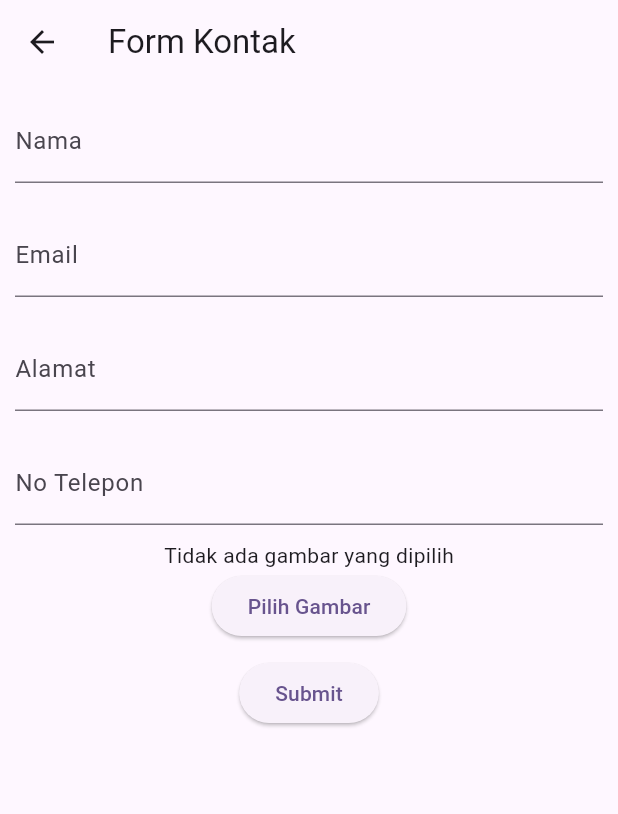
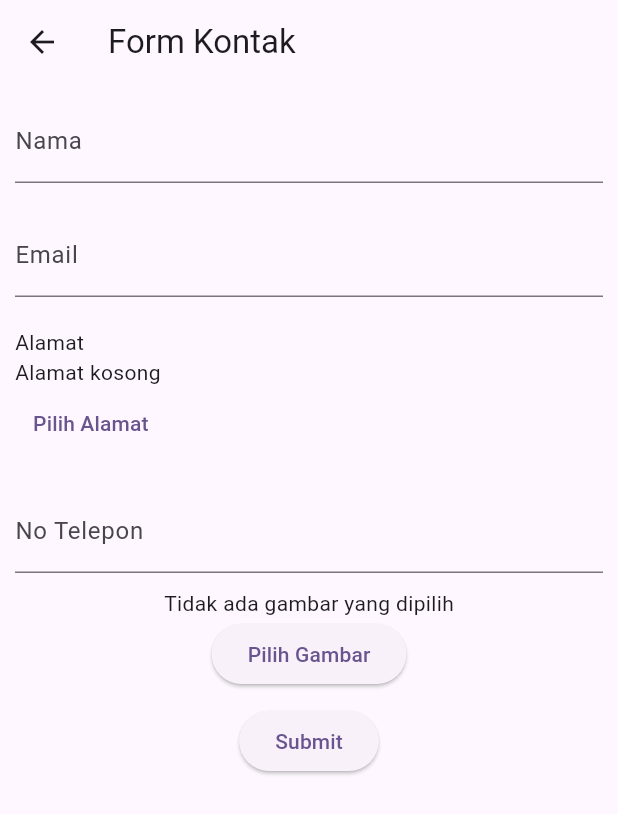
Before and after one commit to Aisyahaf/Kontakform_061, a Flutter app: the FormKontak screen opened directly, on a phone screen of 412 x 824 dp. Shown: the top 814 px of the screen. Run offline on Flutter 3.47's test engine with Material 3 defaults, Android fonts, the light colour scheme and no system bars; our stand-ins replace geocoding, geolocator, google_maps_flutter, image_picker; network calls fail.

Commit message:
Change alamat controller

```diff
--- a/lib/controller/kontak_controller.dart
+++ b/lib/controller/kontak_controller.dart
@@ -54,7 +54,6 @@ class KontakController {
             peopleData.map((json) => Kontak.fromMap(json)).toList();
       return people;
     }catch(e){
-      // ignore: avoid_print
       print(e);
       throw Exception('Failed to get people');
     }
--- a/lib/widget/kontak_form.dart
+++ b/lib/widget/kontak_form.dart
@@ -5,6 +5,7 @@ import 'package:image_picker/image_picker.dart';
 import 'package:project3_kontakform/controller/kontak_controller.dart';
 import 'package:project3_kontakform/model/kontak.dart';
 import 'package:project3_kontakform/screen/home_view.dart';
+import 'package:project3_kontakform/screen/map_screen.dart';
 
 class FormKontak extends StatefulWidget {
   const FormKontak({super.key});
@@ -14,16 +15,15 @@ class FormKontak extends StatefulWidget {
 }
 
 class _FormKontakState extends State<FormKontak> {
-
   final kontakController = KontakController();
   final _formKey = GlobalKey<FormState>();
   final _namaController = TextEditingController();
   final _emailController = TextEditingController();
-  final _alamatController = TextEditingController();
   final _noteleponController = TextEditingController();
 
   File? _image;
   final _imagePicker = ImagePicker();
+  String? _alamat;
 
   Future<void> getImage() async {
     final XFile? pickedFile =
@@ -42,9 +42,7 @@ class _FormKontakState extends State<FormKontak> {
   @override
   Widget build(BuildContext context) {
     return Scaffold(
-      appBar: AppBar(
-        title: const Text("Form Kontak")
-      ),
+      appBar: AppBar(title: const Text("Form Kontak")),
       body: Form(
           key: _formKey,
           child: SingleChildScrollView(
@@ -67,11 +65,52 @@ class _FormKontakState extends State<FormKontak> {
                   ),
                 ),
                 Container(
-                  margin: const EdgeInsets.all(10),
-                  child: TextFormField(
-                    decoration: const InputDecoration(
-                        labelText: "Alamat", hintText: "Masukkan Alamat"),
-                    controller: _alamatController,
+                  width: double.infinity,
+                  padding: const EdgeInsets.all(10),
+                  child: Column(
+                    crossAxisAlignment: CrossAxisAlignment.start,
+                    children: [
+                      const Text("Alamat"),
+                      _alamat == null
+                          ? const SizedBox(
+                              width: double.infinity,
+                              child: Text('Alamat kosong'))
+                          : Text('$_alamat'),
+                      _alamat == null
+                          ? TextButton(
+                              onPressed: () async {
+                                Navigator.push(
+                                  context,
+                                  MaterialPageRoute(
+                                    builder: (context) => MapScreen(
+                                        onLocationSelected: (selectedAddress) {
+                                      setState(() {
+                                        _alamat = selectedAddress;
+                                      });
+                                    }),
+                                  ),
+                                );
+                              },
+                              child: const Text('Pilih Alamat'),
+                            )
+                          : TextButton(
+                              onPressed: () async {
+                                Navigator.push(
+                                  context,
+                                  MaterialPageRoute(
+                                    builder: (context) => MapScreen(
+                                        onLocationSelected: (selectedAddress) {
+                                      setState(() {
+                                        _alamat = selectedAddress;
+                                      });
+                                    }),
+                                  ),
+                                );
+                                setState(() {});
+                              },
+                              child: const Text('Ubah Alamat'),
+                            ),
+                    ],
                   ),
                 ),
                 Container(
@@ -100,7 +139,7 @@ class _FormKontakState extends State<FormKontak> {
                               Kontak(
                                   nama: _namaController.text,
                                   email: _emailController.text,
-                                  alamat: _alamatController.text,
+                                  alamat: _alamat ?? '',
                                   telepon: _noteleponController.text,
                                   foto: _image!.path),
                               _image);
@@ -110,7 +149,6 @@ class _FormKontakState extends State<FormKontak> {
                           );
 
                           Navigator.pushAndRemoveUntil(
-
                               context,
                               MaterialPageRoute(
                                   builder: (context) => const HomeView()),
```
Also changed, not shown: 3 other files.
